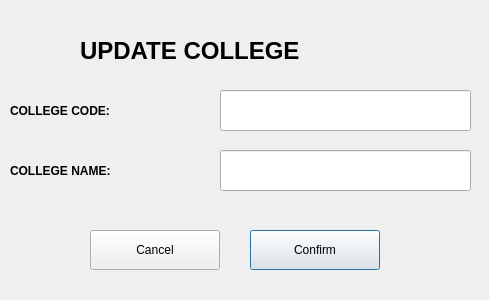
Before: the Qt Designer form updateCollege.ui in utthee/StudentInfoSys, drawn with Qt 5.
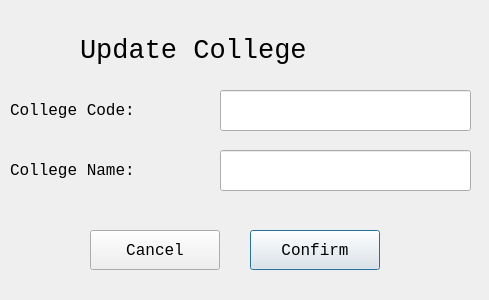
After: the same form once the commit is applied.

Diff of the .ui file:
```diff
--- a/updateCollege.ui
+++ b/updateCollege.ui
@@ -24,13 +24,14 @@
    </property>
    <property name="font">
     <font>
-     <pointsize>18</pointsize>
-     <weight>75</weight>
-     <bold>true</bold>
+     <family>Lucida Console</family>
+     <pointsize>20</pointsize>
+     <weight>50</weight>
+     <bold>false</bold>
     </font>
    </property>
    <property name="text">
-    <string>UPDATE COLLEGE</string>
+    <string>Update College</string>
    </property>
   </widget>
   <widget class="QLabel" name="label_2">
@@ -44,12 +45,14 @@
    </property>
    <property name="font">
     <font>
-     <weight>75</weight>
-     <bold>true</bold>
+     <family>Lucida Console</family>
+     <pointsize>12</pointsize>
+     <weight>50</weight>
+     <bold>false</bold>
     </font>
    </property>
    <property name="text">
-    <string>COLLEGE CODE:</string>
+    <string>College Code:</string>
    </property>
   </widget>
   <widget class="QLabel" name="label_3">
@@ -63,12 +66,14 @@
    </property>
    <property name="font">
     <font>
-     <weight>75</weight>
-     <bold>true</bold>
+     <family>Lucida Console</family>
+     <pointsize>12</pointsize>
+     <weight>50</weight>
+     <bold>false</bold>
     </font>
    </property>
    <property name="text">
-    <string>COLLEGE NAME:</string>
+    <string>College Name:</string>
    </property>
   </widget>
   <widget class="QLineEdit" name="collegeCodeEdit">
@@ -100,6 +105,12 @@
      <height>40</height>
     </rect>
    </property>
+   <property name="font">
+    <font>
+     <family>Lucida Console</family>
+     <pointsize>12</pointsize>
+    </font>
+   </property>
    <property name="text">
     <string>Confirm</string>
    </property>
@@ -113,6 +124,12 @@
      <height>40</height>
     </rect>
    </property>
+   <property name="font">
+    <font>
+     <family>Lucida Console</family>
+     <pointsize>12</pointsize>
+    </font>
+   </property>
    <property name="text">
     <string>Cancel</string>
    </property>
```
Left out of the diff: 15 changed lines with no effect on the pictures.
